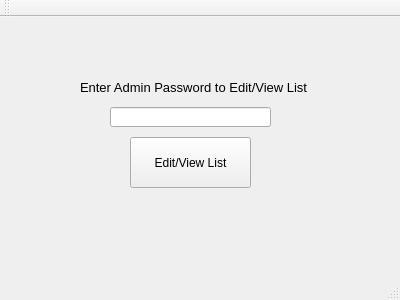
First picture: the form in mainwindow.ui, repository adillon3/Anti-Terrorists, before the edit.
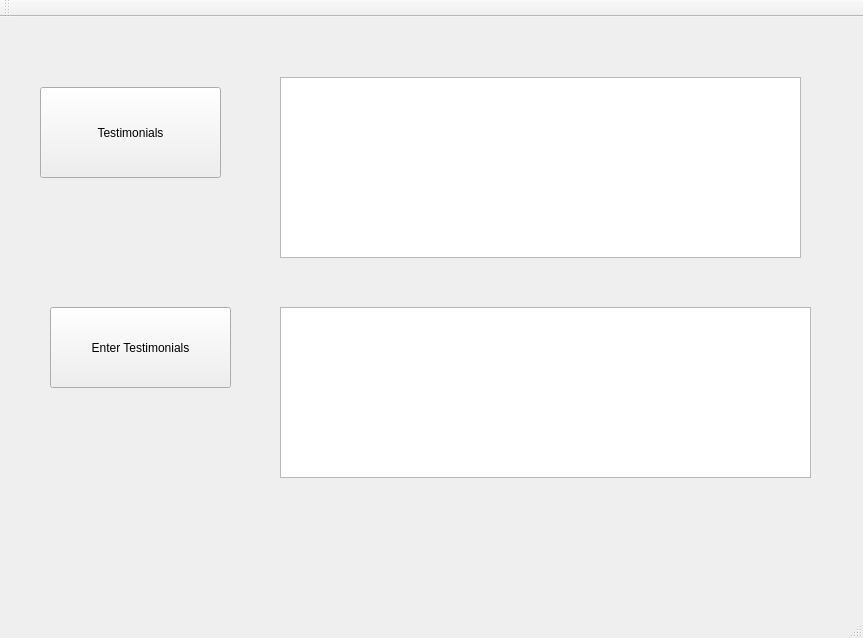
Second picture: the form after the edit.

Diff of the .ui file:
```diff
--- a/mainwindow.ui
+++ b/mainwindow.ui
@@ -6,8 +6,8 @@
    <rect>
     <x>0</x>
     <y>0</y>
-    <width>400</width>
-    <height>300</height>
+    <width>863</width>
+    <height>638</height>
    </rect>
   </property>
   <property name="windowTitle">
@@ -17,58 +17,47 @@
    <widget class="QPushButton" name="pushButton">
     <property name="geometry">
      <rect>
-      <x>130</x>
-      <y>120</y>
-      <width>121</width>
-      <height>51</height>
+      <x>40</x>
+      <y>70</y>
+      <width>181</width>
+      <height>91</height>
      </rect>
     </property>
     <property name="text">
-     <string>Edit/View List</string>
+     <string>Testimonials</string>
     </property>
    </widget>
-   <widget class="QLabel" name="label">
+   <widget class="QTextBrowser" name="textBrowser">
     <property name="geometry">
      <rect>
-      <x>130</x>
-      <y>160</y>
-      <width>121</width>
-      <height>20</height>
-     </rect>
-    </property>
-    <property name="text">
-     <string/>
-    </property>
-   </widget>
-   <widget class="QLabel" name="label_2">
-    <property name="geometry">
-     <rect>
-      <x>80</x>
+      <x>280</x>
       <y>60</y>
-      <width>241</width>
-      <height>21</height>
+      <width>521</width>
+      <height>181</height>
      </rect>
     </property>
-    <property name="font">
-     <font>
-      <pointsize>10</pointsize>
-     </font>
+   </widget>
+   <widget class="QTextEdit" name="textEdit">
+    <property name="geometry">
+     <rect>
+      <x>280</x>
+      <y>290</y>
+      <width>531</width>
+      <height>171</height>
+     </rect>
+    </property>
+   </widget>
+   <widget class="QPushButton" name="pushButton_2">
+    <property name="geometry">
+     <rect>
+      <x>50</x>
+      <y>290</y>
+      <width>181</width>
+      <height>81</height>
+     </rect>
     </property>
     <property name="text">
-     <string>Enter Admin Password to Edit/View List</string>
-    </property>
-   </widget>
-   <widget class="QLineEdit" name="lineEdit">
-    <property name="geometry">
-     <rect>
-      <x>110</x>
-      <y>90</y>
-      <width>161</width>
-      <height>20</height>
-     </rect>
-    </property>
-    <property name="echoMode">
-     <enum>QLineEdit::Password</enum>
+     <string>Enter Testimonials</string>
     </property>
    </widget>
   </widget>
```
Left out of the diff: 2 changed lines with no effect on the pictures.
